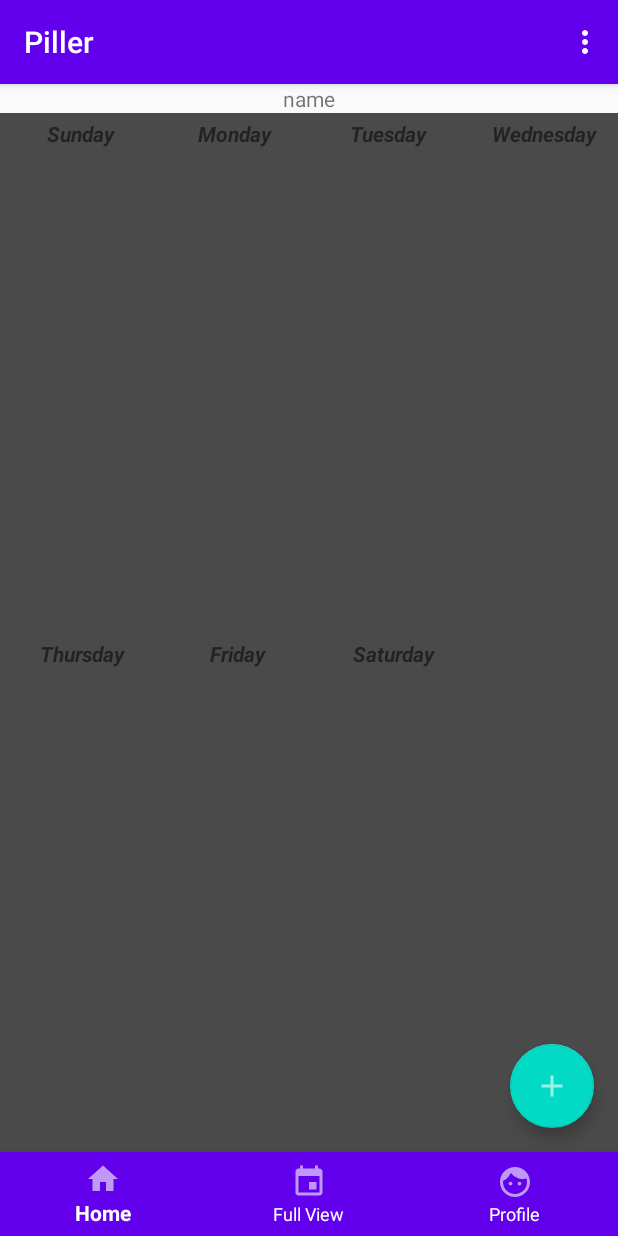
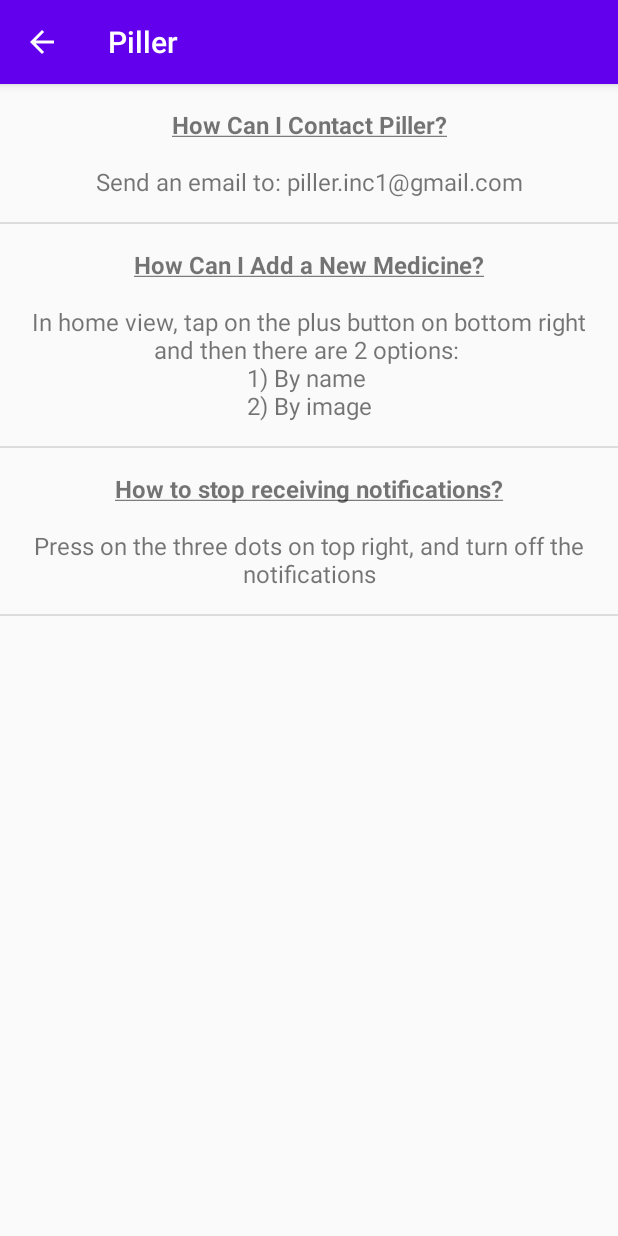
Before and after one commit to YekaterinaB/PillerMobile, an Android app: the CalendarActivity screen opened directly, with no data from a screen before it, in the options menu, after a tap on "Help", on a phone screen of 412 x 824 dp. Run offline under Robolectric (Android 15) with nearby library versions, the phone set to English and light mode, and no system bars; 6 statements that could not run were skipped.

Commit message:
added help window

```diff
--- a/app/src/main/AndroidManifest.xml
+++ b/app/src/main/AndroidManifest.xml
@@ -5,7 +5,6 @@
     <uses-permission android:name="android.permission.INTERNET" />
     <uses-permission android:name="android.permission.RECEIVE_BOOT_COMPLETED" />
     <uses-permission android:name="android.permission.FOREGROUND_SERVICE" />
-
 
     <application
         android:allowBackup="true"
@@ -15,6 +14,11 @@
         android:supportsRtl="true"
         android:theme="@style/AppTheme"
         android:usesCleartextTraffic="true">
+        <activity android:name=".activities.HelpActivity">
+            <meta-data
+                android:name="android.support.PARENT_ACTIVITY"
+                android:value=".activities.CalendarActivity" />
+        </activity>
 
         <receiver
             android:name=".notif.BackgroundReceiver"
@@ -28,7 +32,6 @@
                 <action android:name="android.intent.action.REBOOT" />
             </intent-filter>
         </receiver>
-
         <receiver android:name=".notif.AlarmReceiver" />
 
         <activity android:name=".activities.DrugInfoActivity" />
--- a/app/src/main/java/com/example/piller/activities/CalendarActivity.kt
+++ b/app/src/main/java/com/example/piller/activities/CalendarActivity.kt
@@ -57,7 +57,7 @@ class CalendarActivity : AppCompatActivity() {
             Array(7) { mutableListOf<CalendarEvent>() }
 
         profileViewModel = ViewModelProvider(this).get(ProfileViewModel::class.java)
-        profileViewModel.setCurrentProfileAndEmail(currentProfile,loggedUserEmail)
+        profileViewModel.setCurrentProfileAndEmail(currentProfile, loggedUserEmail)
         profileViewModel.mutableListOfProfiles.value = mutableListOf<Profile>()
 
         profileViewModel.initProfileListFromDB(currentProfile)
@@ -131,10 +131,7 @@ class CalendarActivity : AppCompatActivity() {
 
 
     private fun goToAccountManagement() {
-        val intent = Intent(
-            this@CalendarActivity,
-            ManageAccountActivity::class.java
-        )
+        val intent = Intent(this@CalendarActivity, ManageAccountActivity::class.java)
         intent.putExtra(DbConstants.LOGGED_USER_EMAIL, loggedUserEmail)
         intent.putExtra(DbConstants.LOGGED_USER_NAME, currentProfile)
         startActivity(intent)
@@ -147,10 +144,8 @@ class CalendarActivity : AppCompatActivity() {
                 true
             }
             R.id.menu_help -> {
-                SnackBar.showToastBar(
-                    this@CalendarActivity,
-                    "Help"
-                )
+                val intent = Intent(this@CalendarActivity, HelpActivity::class.java)
+                startActivity(intent)
                 true
             }
             R.id.menu_logout -> {
--- /dev/null
+++ b/app/src/main/java/com/example/piller/activities/HelpActivity.kt
@@ -0,0 +1,63 @@
+package com.example.piller.activities
+
+import android.os.Bundle
+import androidx.appcompat.app.AppCompatActivity
+import androidx.recyclerview.widget.DividerItemDecoration
+import androidx.recyclerview.widget.LinearLayoutManager
+import androidx.recyclerview.widget.RecyclerView
+import com.example.piller.R
+import com.example.piller.listAdapters.HelpAdapter
+
+
+class HelpActivity : AppCompatActivity() {
+    private lateinit var qAndARV: RecyclerView
+    private lateinit var qAndAAdapter: HelpAdapter
+
+    override fun onCreate(savedInstanceState: Bundle?) {
+        super.onCreate(savedInstanceState)
+        setContentView(R.layout.activity_help)
+        supportActionBar?.setDisplayHomeAsUpEnabled(true)
+
+        initViews()
+    }
+
+    private fun getQANDAList(): MutableList<Pair<String, String>> {
+        val qAndA = mutableListOf<Pair<String, String>>()
+        qAndA.add(Pair("How Can I Contact Piller?", "Send an email to: piller.inc1@gmail.com"))
+        qAndA.add(
+            Pair(
+                "How Can I Add a New Medicine?",
+                "In home view, tap on the plus button on bottom right and then there are 2 options: \n1) By name \n2) By image"
+            )
+        )
+        qAndA.add(
+            Pair(
+                "How to stop receiving notifications?",
+                "Press on the three dots on top right, and turn off the notifications"
+            )
+        )
+
+        return qAndA
+    }
+
+    private fun initViews() {
+        qAndARV = findViewById(R.id.help_q_and_a_rv)
+
+        initRecyclerView()
+    }
+
+    private fun initRecyclerView() {
+        val layoutManager = LinearLayoutManager(this)
+        qAndARV.layoutManager = layoutManager
+        qAndAAdapter = HelpAdapter(getQANDAList())
+        qAndARV.adapter = qAndAAdapter
+
+        val dividerItemDecoration = DividerItemDecoration(this, layoutManager.orientation)
+        qAndARV.addItemDecoration(dividerItemDecoration)
+    }
+
+    override fun onSupportNavigateUp(): Boolean {
+        onBackPressed()
+        return true
+    }
+}
--- a/app/src/main/java/com/example/piller/listAdapters/EliAdapter.kt
+++ b/app/src/main/java/com/example/piller/listAdapters/EliAdapter.kt
@@ -3,7 +3,6 @@ package com.example.piller.listAdapters
 import android.view.LayoutInflater
 import android.view.View
 import android.view.ViewGroup
-import android.widget.CheckBox
 import android.widget.TextView
 import androidx.recyclerview.widget.RecyclerView
 import com.example.piller.R
--- /dev/null
+++ b/app/src/main/java/com/example/piller/listAdapters/HelpAdapter.kt
@@ -0,0 +1,45 @@
+package com.example.piller.listAdapters
+
+import android.text.SpannableString
+import android.text.style.UnderlineSpan
+import android.view.LayoutInflater
+import android.view.View
+import android.view.ViewGroup
+import android.widget.TextView
+import androidx.recyclerview.widget.RecyclerView
+import com.example.piller.R
+
+
+//  the dataset is a list of pairs<question, answer>
+class HelpAdapter(private var dataSet: MutableList<Pair<String, String>>) :
+    RecyclerView.Adapter<HelpAdapter.ViewHolder>() {
+
+    class ViewHolder(view: View) : RecyclerView.ViewHolder(view) {
+        val question: TextView = view.findViewById(R.id.hi_question_tv)
+        val answer: TextView = view.findViewById(R.id.hi_answer_tv)
+    }
+
+    override fun onCreateViewHolder(parent: ViewGroup, viewType: Int): ViewHolder {
+        val view = LayoutInflater.from(parent.context)
+            .inflate(R.layout.help_qa_item, parent, false)
+
+        return ViewHolder(view)
+    }
+
+    override fun onBindViewHolder(holder: ViewHolder, position: Int) {
+        val currentItem = dataSet[position]
+
+        //  add the question with underline
+        val content = SpannableString(currentItem.first)
+        content.setSpan(UnderlineSpan(), 0, content.length, 0)
+        holder.question.text = content
+        holder.answer.text = currentItem.second
+//        viewHolder.drugName.setOnClickListener { itemClickCallback(currentItem) }
+    }
+
+    override fun getItemCount() = dataSet.size
+
+    fun setData(data: MutableList<Pair<String, String>>) {
+        dataSet = data
+    }
+}
--- a/app/src/main/java/com/example/piller/viewModels/DrugOccurrenceViewModel.kt
+++ b/app/src/main/java/com/example/piller/viewModels/DrugOccurrenceViewModel.kt
@@ -143,7 +143,6 @@ class DrugOccurrenceViewModel : ViewModel() {
         repeatValue: String?,
         context: Context
     ) {
-        drug.repeatStart
         repeatValue?.let { repeatOn?.let { it1 -> setRepeatOn(it1, it) } }
         retrofit.updateDrugOccurrence(email, currentProfile, drug.event_id, drug).enqueue(
             object : retrofit2.Callback<ResponseBody> {
--- /dev/null
+++ b/app/src/main/res/layout/activity_help.xml
@@ -0,0 +1,17 @@
+<?xml version="1.0" encoding="utf-8"?>
+<androidx.constraintlayout.widget.ConstraintLayout xmlns:android="http://schemas.android.com/apk/res/android"
+    xmlns:app="http://schemas.android.com/apk/res-auto"
+    xmlns:tools="http://schemas.android.com/tools"
+    android:layout_width="match_parent"
+    android:layout_height="match_parent"
+    tools:context="com.example.piller.activities.HelpActivity">
+
+    <androidx.recyclerview.widget.RecyclerView
+        android:id="@+id/help_q_and_a_rv"
+        android:layout_width="0dp"
+        android:layout_height="0dp"
+        app:layout_constraintBottom_toBottomOf="parent"
+        app:layout_constraintEnd_toEndOf="parent"
+        app:layout_constraintStart_toStartOf="parent"
+        app:layout_constraintTop_toTopOf="parent" />
+</androidx.constraintlayout.widget.ConstraintLayout>
--- /dev/null
+++ b/app/src/main/res/layout/help_qa_item.xml
@@ -0,0 +1,37 @@
+<?xml version="1.0" encoding="utf-8"?>
+<androidx.constraintlayout.widget.ConstraintLayout xmlns:android="http://schemas.android.com/apk/res/android"
+    xmlns:app="http://schemas.android.com/apk/res-auto"
+    xmlns:tools="http://schemas.android.com/tools"
+    android:layout_width="match_parent"
+    android:layout_height="wrap_content"
+    android:paddingBottom="16dp">
+
+    <TextView
+        android:id="@+id/hi_question_tv"
+        android:layout_width="0dp"
+        android:layout_height="wrap_content"
+        android:layout_marginStart="16dp"
+        android:layout_marginTop="16dp"
+        android:layout_marginEnd="16dp"
+        android:text="@string/help_question"
+        android:textAlignment="center"
+        android:textSize="16sp"
+        android:textStyle="bold"
+        app:layout_constraintEnd_toEndOf="parent"
+        app:layout_constraintStart_toStartOf="parent"
+        app:layout_constraintTop_toTopOf="parent" />
+
+    <TextView
+        android:id="@+id/hi_answer_tv"
+        android:layout_width="0dp"
+        android:layout_height="wrap_content"
+        android:layout_marginStart="16dp"
+        android:layout_marginTop="16dp"
+        android:layout_marginEnd="16dp"
+        android:text="@string/help_answer"
+        android:textAlignment="center"
+        android:textSize="16sp"
+        app:layout_constraintEnd_toEndOf="parent"
+        app:layout_constraintStart_toStartOf="parent"
+        app:layout_constraintTop_toBottomOf="@+id/hi_question_tv" />
+</androidx.constraintlayout.widget.ConstraintLayout>
--- a/app/src/main/res/values/strings.xml
+++ b/app/src/main/res/values/strings.xml
@@ -76,5 +76,7 @@
 
     <string name="action_notify_medication">It\'s time to take your medicine!</string>
     <string name="ma_show_notifications">Show Notifications</string>
+    <string name="help_question">help question</string>
+    <string name="help_answer">help answer</string>
 
 </resources>
```
